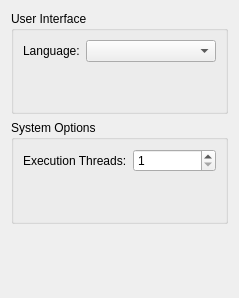
Qt form RS/forms/GeneralConfigurationPage.ui (leds-lab/redscarf) before a commit.
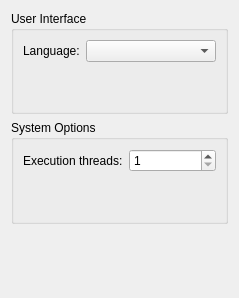
The same form after that commit.

What changed in the file:
```diff
--- a/RS/forms/GeneralConfigurationPage.ui
+++ b/RS/forms/GeneralConfigurationPage.ui
@@ -64,7 +64,7 @@
         <item>
          <widget class="QLabel" name="label_2">
           <property name="text">
-           <string>Execution Threads:</string>
+           <string>Execution threads:</string>
           </property>
          </widget>
         </item>
```
